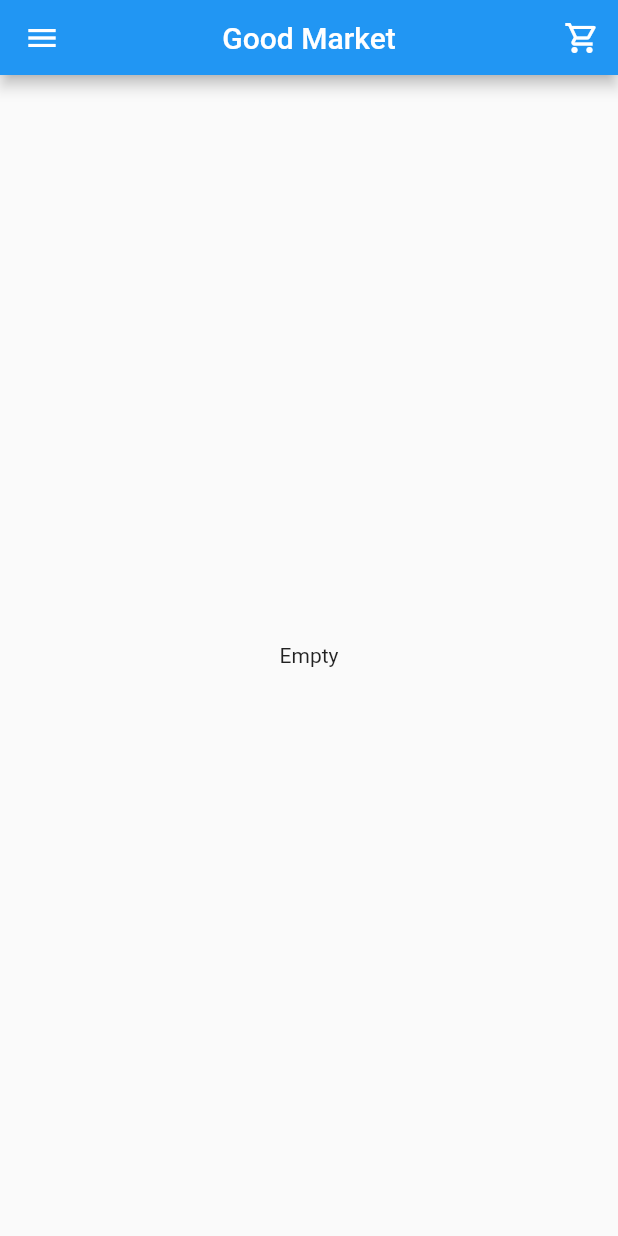
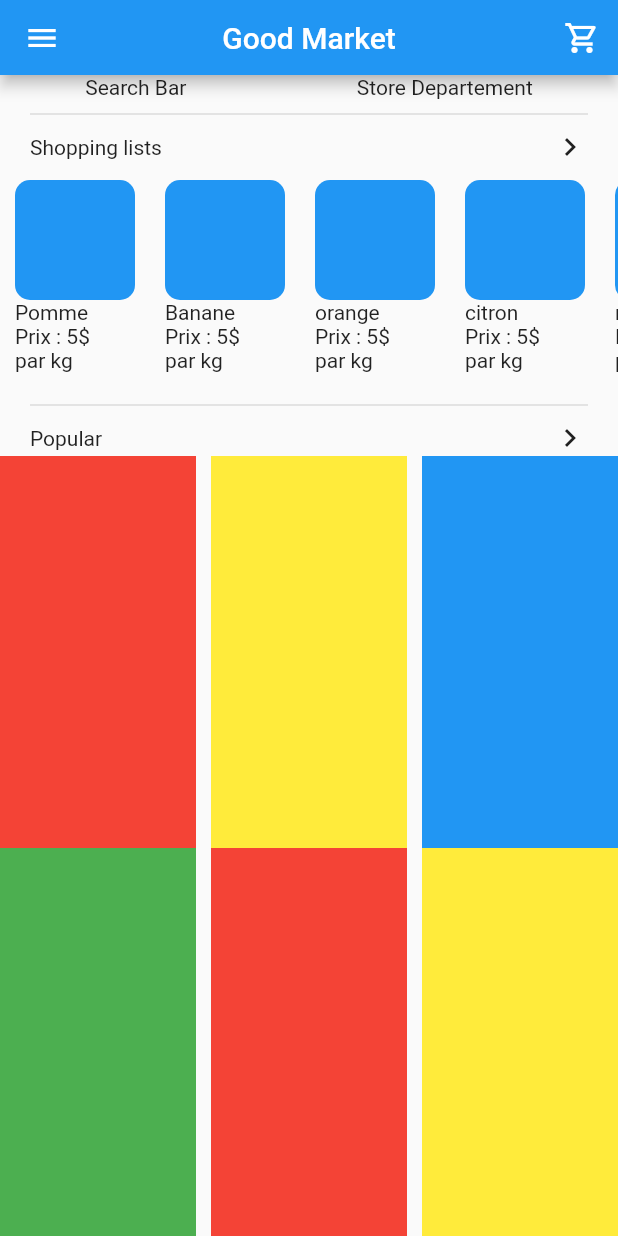
Before and after one commit to antoinebarbier022/app-marche-en-ligne, a Flutter app: the screen it shows after launch, on a phone screen of 412 x 824 dp. Run offline on Flutter 3.47's test engine with Material 2 defaults, Android fonts, the phone set to English and light mode, and no system bars; our stand-ins replace firebase_core; accounts and stored records are empty.

Commit message:
Construction de la page Home (en cours de test)

```diff
--- a/lib/main.dart
+++ b/lib/main.dart
@@ -20,7 +20,7 @@
       theme: ThemeData(
         primarySwatch: Colors.blue,
       ),
-      home: const HomePage(title: 'Online Market'),
+      home: HomePage(title: 'Online Market'),
     );
   }
 }
--- a/lib/view/pages/home_page.dart
+++ b/lib/view/pages/home_page.dart
@@ -1,26 +1,145 @@
 part of '_pages.dart';
 
 class HomePage extends StatelessWidget {
-  const HomePage({Key? key, required this.title}) : super(key: key);
+  HomePage({Key? key, required this.title}) : super(key: key);
 
   final String title;
+
+  final list = [
+    "Pomme",
+    "Banane",
+    "orange",
+    "citron",
+    "mangue",
+    "cerise",
+    "Pomme",
+    "Banane",
+    "orange",
+    "citron",
+    "mangue",
+    "cerise"
+  ];
 
   @override
   Widget build(BuildContext context) {
     return Scaffold(
-      appBar: const AppBarCustom(title: 'Good Market',),
-      drawer: const SideBar(),
-      body: Center(
-        child: Column(
-          mainAxisAlignment: MainAxisAlignment.center,
-          children: const <Widget>[
-            Text(
-              'Empty',
-            ),
-          ],
+        appBar: const AppBarCustom(
+          title: 'Good Market',
         ),
-      )
-    );
+        drawer: const SideBar(),
+        body: SingleChildScrollView(
+          child: Column(
+            crossAxisAlignment: CrossAxisAlignment.start,
+            children: [
+              Row(
+                mainAxisAlignment: MainAxisAlignment.spaceAround,
+                children: const [
+                  Text("Search Bar"),
+                  Text("Store Departement"),
+                ],
+              ),
+              const Divider(
+                height: 20,
+                thickness: 1,
+                indent: 20,
+                endIndent: 20,
+              ),
+              Container(
+                padding: const EdgeInsets.only(left: 20, right: 20),
+                child: Row(
+                  mainAxisAlignment: MainAxisAlignment.spaceBetween,
+                  children: const [
+                   Text("Shopping lists"),
+                  Icon(Icons.chevron_right)
+                ],),
+              ),
+
+              SizedBox(
+                height: 150,
+                child: ListView.separated(
+                  scrollDirection: Axis.horizontal,
+                  // Let the ListView know how many items it needs to build.
+                  itemCount: list.length,
+
+                  // Provide a builder function. This is where the magic happens.
+                  // Convert each item into a widget based on the type of item it is.
+                  itemBuilder: (context, index) {
+                    final item = list[index];
+
+                    return Container(
+                        width: 100,
+                        padding: const EdgeInsets.all(10.0),
+                        //color: Colors.grey[200],
+                        child: Column(
+                          crossAxisAlignment: CrossAxisAlignment.start,
+                          children: [
+                            AspectRatio(
+                              aspectRatio: 1 / 1,
+                              child: Container(
+                                decoration: BoxDecoration(
+                                  color: Theme.of(context).primaryColor,
+                                  borderRadius: BorderRadius.circular(10),
+                                ),
+                              ),
+                            ),
+                            Text(item),
+                            const Text("Prix : 5\$"),
+                            const Text("par kg"),
+                          ],
+                        ));
+                  },
+                  separatorBuilder: (BuildContext context, int index) {
+                    return const SizedBox(
+                      //width: 10,
+                    );
+                  },
+                ),
+              ),
+              const Divider(
+                height: 20,
+                thickness: 1,
+                indent: 20,
+                endIndent: 20,
+              ),
+              Container(
+                padding: const EdgeInsets.only(left: 20, right: 20),
+                child: Row(
+                  mainAxisAlignment: MainAxisAlignment.spaceBetween,
+                  children: const [
+                   Text("Popular"),
+                  Icon(Icons.chevron_right)
+                ],),
+              ),
+
+              GridView(
+                  shrinkWrap: true,
+                  physics: const BouncingScrollPhysics(),
+                  children: [
+                    Container(color: Colors.red),
+                    Container(color: Colors.yellow),
+                    Container(color: Colors.blue),
+                    Container(color: Colors.green),
+                    Container(color: Colors.red),
+                    Container(color: Colors.yellow),
+                    Container(color: Colors.blue),
+                    Container(color: Colors.green),
+                    Container(color: Colors.red),
+                    Container(color: Colors.yellow),
+                    Container(color: Colors.blue),
+                    Container(color: Colors.green),
+                    Container(color: Colors.red),
+                    Container(color: Colors.yellow),
+                    Container(color: Colors.blue),
+                    Container(color: Colors.green)
+                  ],
+                  gridDelegate: const SliverGridDelegateWithFixedCrossAxisCount(
+                      crossAxisCount: 3,
+                      childAspectRatio: 0.5,
+                      crossAxisSpacing: 10),
+                ),
+
+            ],
+          ),
+        ));
   }
-
 }
```
